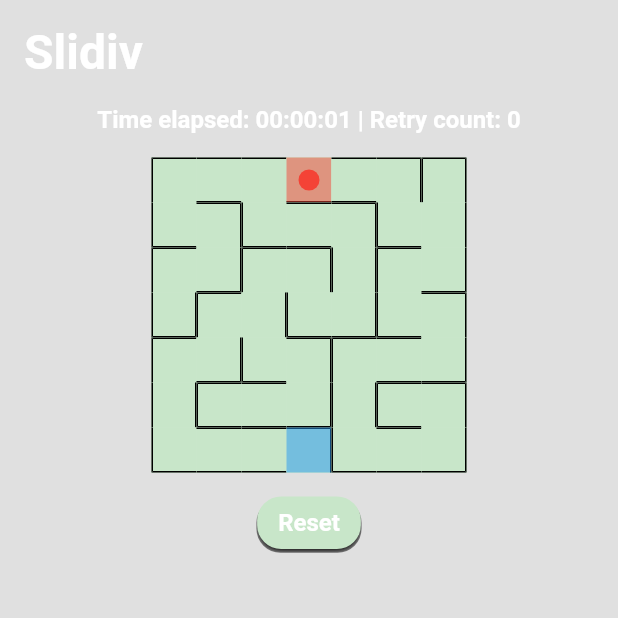
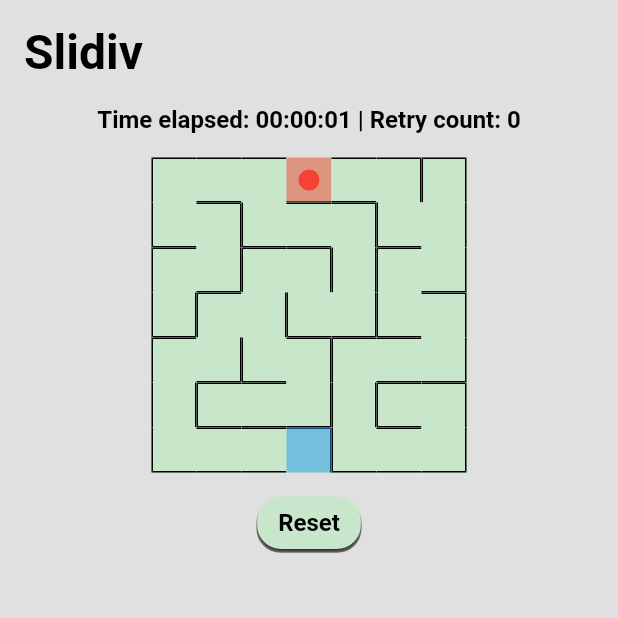
Before and after one commit to lkandrea/flutter_slidiv, a Flutter app: the screen it shows after launch, after a tap on "Level 1", on a phone screen of 412 x 824 dp, the top half of it. Run offline on Flutter 3.47's test engine with Material 2 defaults, Android fonts, the phone set to English and light mode, and no system bars.

Commit message:
Fix android theme

```diff
--- a/lib/common/navigation/navigation_util.dart
+++ b/lib/common/navigation/navigation_util.dart
@@ -8,14 +8,14 @@ class NavigationUtil {
     final _mazeData = RectangularMaze7x7();
     final _mazeMap = RectangularMaze(_mazeData);
 
-    _push(context, _mazeMap);
+    _push(context, SafeArea(child: _mazeMap));
   }
 
   void navigateToLevelTwo(BuildContext context) {
     final _mazeData = RectangularMaze15x15();
     final _mazeMap = RectangularMaze(_mazeData);
 
-    _push(context, _mazeMap);
+    _push(context, SafeArea(child: _mazeMap));
   }
 
   void _push(BuildContext context, Widget destination) {
--- a/lib/common/style/slidiv_bold_text.dart
+++ b/lib/common/style/slidiv_bold_text.dart
@@ -1,10 +1,11 @@
-import 'package:flutter/cupertino.dart';
+import 'package:flutter/material.dart';
 
 class SlidivBoldText extends TextStyle {
   const SlidivBoldText({double? fontSize})
       : super(
           inherit: false,
           fontSize: fontSize ?? 32.0,
-          fontWeight: FontWeight.bold
+          fontWeight: FontWeight.bold,
+          color: Colors.black,
         );
 }
--- a/lib/common/style/slidiv_normal_text.dart
+++ b/lib/common/style/slidiv_normal_text.dart
@@ -1,4 +1,4 @@
-import 'package:flutter/cupertino.dart';
+import 'package:flutter/material.dart';
 
 class SlidivNormalText extends TextStyle {
   const SlidivNormalText({double? fontSize})
@@ -6,5 +6,6 @@ class SlidivNormalText extends TextStyle {
           inherit: false,
           fontSize: fontSize ?? 16.0,
           fontWeight: FontWeight.normal,
+          color: Colors.black,
         );
 }
--- a/lib/maze_widget/rectangular_maze.dart
+++ b/lib/maze_widget/rectangular_maze.dart
@@ -59,6 +59,7 @@ class _RectangularMazeState extends State<RectangularMaze> {
             color: Colors.grey.shade300,
             padding: const EdgeInsets.all(16.0),
             child: CustomScrollView(
+              physics: const NeverScrollableScrollPhysics(),
               slivers: [
                 const SliverToBoxAdapter(
                   child: Hero(
```
